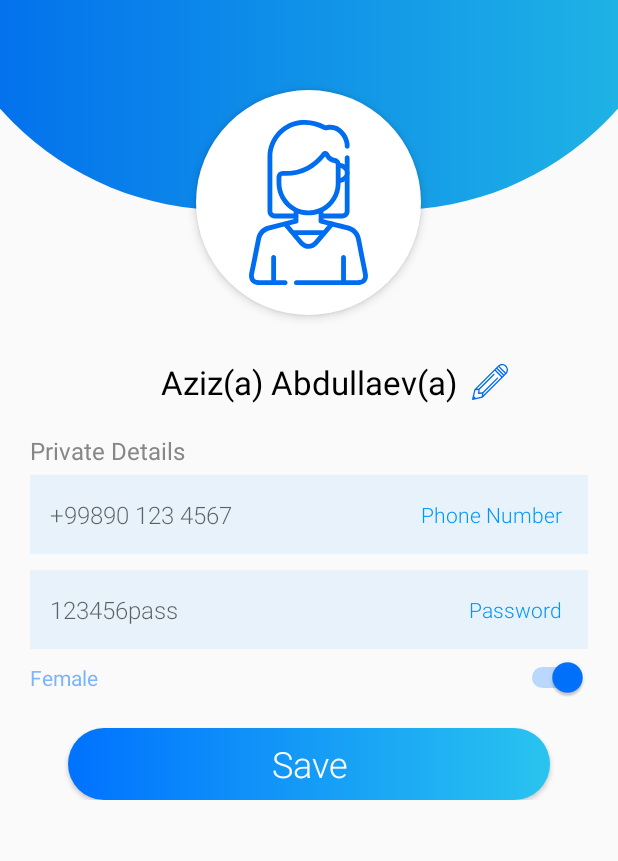
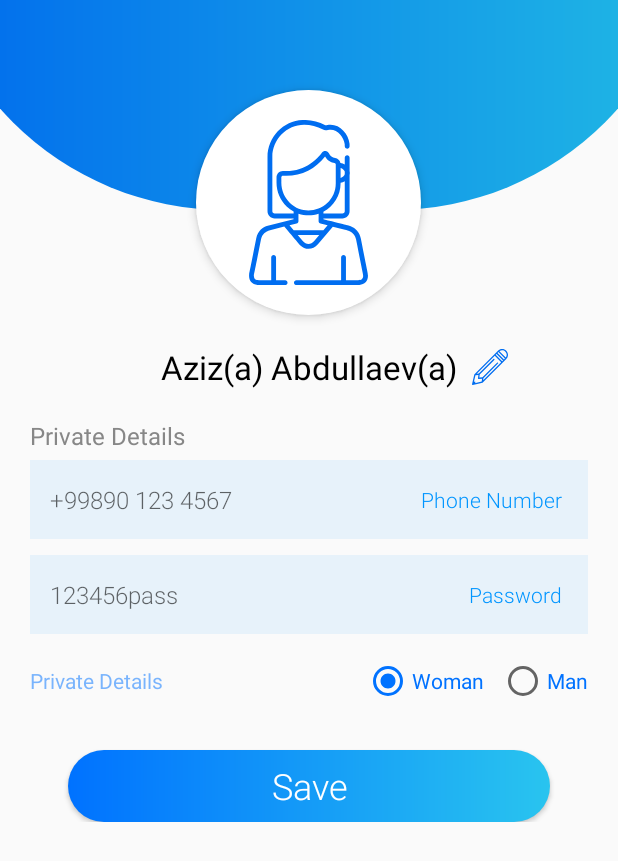
Before and after one commit to abduakhatov/line_up, an Android app: the fragment MyProfileFragment shown on its own in the app's theme, on a phone screen of 412 x 824 dp. Shown: the top 861 px of the screen. Run offline under Robolectric (Android 15) with nearby library versions, the phone set to English and light mode, and no system bars; our stand-ins replace ButterKnife, Dagger/Hilt's generated code, Firebase (no records; nobody signed in at launch, a user with empty details on screens opened directly); 4 statements that could not run were skipped.

Commit message:
My Profile completely completed

```diff
--- a/app/src/main/java/uz/wiut/lineup/lineup/ui/my_profile/MyProfileFragment.kt
+++ b/app/src/main/java/uz/wiut/lineup/lineup/ui/my_profile/MyProfileFragment.kt
@@ -9,6 +9,7 @@ import android.view.ViewGroup
 import android.widget.*
 import butterknife.BindView
 import butterknife.ButterKnife
+import butterknife.OnCheckedChanged
 import butterknife.OnClick
 import dagger.android.support.DaggerFragment
 import kotlinx.android.synthetic.main.fragment_sign_in.*
@@ -33,8 +34,9 @@ class MyProfileFragment : BaseFragment(), MyProfileFragmentView {
     @BindView(R.id.edPassword) lateinit var edPassword: CustomEditText
     @BindView(R.id.edName) lateinit var edName: CustomEditText
     @BindView(R.id.btnSave) lateinit var btnSave: Button
-    @BindView(R.id.swIsMale) lateinit var swIsFemale: Switch
     @BindView(R.id.rlTvNameContainer) lateinit var rlTvNameContainer: RelativeLayout
+    @BindView(R.id.rbnWoman) lateinit var rbnWoman: RadioButton
+    @BindView(R.id.rbnMan) lateinit var rbnMan: RadioButton
 
     private var user: User = User()
 
@@ -76,20 +78,17 @@ class MyProfileFragment : BaseFragment(), MyProfileFragmentView {
     private fun changeGender() {
         if (user.isMale) {
             vAvatar.setBackground(ContextCompat.getDrawable(context, R.drawable.ic_man))
-            swIsFemale.isChecked = false
-            swIsFemale.text = "Male"
+            rbnMan.isChecked = true
         } else {
             vAvatar.setBackground(ContextCompat.getDrawable(context, R.drawable.ic_woman))
-            swIsFemale.isChecked = true
-            swIsFemale.text = "Female"
+            rbnWoman.isChecked = true
         }
     }
 
     private fun getChanges(){
-        user.isMale = !swIsFemale.isChecked
+        user.isMale = rbnMan.isChecked
         if(edName.visibility == View.VISIBLE) user.name = edName.getText()
         user.password = edPassword.getText()
-
     }
 
     override fun setData(user: User) {
@@ -111,7 +110,12 @@ class MyProfileFragment : BaseFragment(), MyProfileFragmentView {
         tvName.text = user.name
     }
 
-
+    @OnCheckedChanged(R.id.rbnMan)
+    fun radioButtonClicked(){
+        if(rbnMan.isChecked) user.isMale = true
+        else user.isMale = false
+        changeGender()
+    }
 
     @OnClick(R.id.imEdit)
     fun onEditClick(){
--- a/app/src/main/res/layout/fragment_my_profile.xml
+++ b/app/src/main/res/layout/fragment_my_profile.xml
@@ -28,16 +28,15 @@
             android:layout_centerHorizontal="true"
             android:layout_gravity="center"
             android:layout_marginTop="-80dp"
-            android:elevation="4dp"
-            android:background="@drawable/just_cycle">
+            android:background="@drawable/just_cycle"
+            android:elevation="4dp">
 
             <View
                 android:id="@+id/vAvatar"
                 android:layout_width="match_parent"
                 android:layout_height="match_parent"
                 android:layout_margin="20dp"
-                android:background="@drawable/ic_woman"
-                />
+                android:background="@drawable/ic_woman" />
 
         </FrameLayout>
 
@@ -47,7 +46,7 @@
             android:layout_below="@+id/flPhotoContainer"
             android:layout_marginLeft="20dp"
             android:layout_marginRight="20dp"
-            android:layout_marginTop="20dp"
+            android:layout_marginTop="10dp"
             android:orientation="vertical">
 
             <RelativeLayout
@@ -118,23 +117,45 @@
                 app:isPassword="true"
                 app:setRigthText="Password" />
 
-            <Switch
-                android:id="@+id/swIsMale"
-                android:checked="true"
+            <RelativeLayout
+                android:id="@+id/rlGender"
                 android:layout_width="match_parent"
                 android:layout_height="wrap_content"
-                android:textColor="@color/grad_trans"
-                android:text="Female"
-                />
+                android:paddingBottom="10dp"
+                android:paddingTop="10dp">
 
-            <!--<RelativeLayout-->
-                <!--android:id="@+id/rlGender"-->
-                <!--android:layout_width="match_parent"-->
-                <!--android:layout_height="wrap_content">-->
+                <TextView
+                    android:layout_width="match_parent"
+                    android:layout_height="wrap_content"
+                    android:layout_centerVertical="true"
+                    android:fontFamily="sans-serif"
+                    android:text="Private Details"
+                    android:textColor="@color/grad_trans"
+                    android:textSize="14sp" />
 
-                <!--<Text-->
+                <RadioGroup
+                    android:layout_width="wrap_content"
+                    android:layout_height="wrap_content"
+                    android:layout_alignParentRight="true"
+                    android:orientation="horizontal">
 
-            <!--</RelativeLayout>-->
+                    <RadioButton
+                        android:id="@+id/rbnWoman"
+                        android:layout_width="wrap_content"
+                        android:layout_height="wrap_content"
+                        android:layout_marginRight="10dp"
+                        android:checked="true"
+                        android:text="Woman"
+                        android:textColor="@color/grad" />
+
+                    <RadioButton
+                        android:id="@+id/rbnMan"
+                        android:layout_width="wrap_content"
+                        android:layout_height="wrap_content"
+                        android:text="Man"
+                        android:textColor="@color/grad" />
+                </RadioGroup>
+            </RelativeLayout>
 
             <Button
                 android:id="@+id/btnSave"
```
